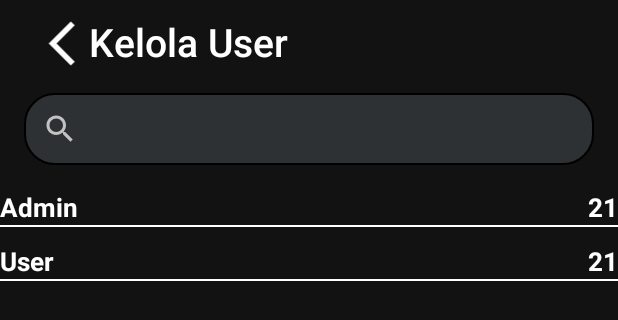
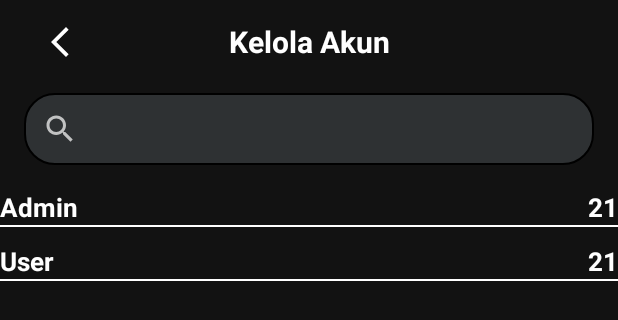
Before and after one commit to Dev-Hisaki/stockwise-app, an Android app: the layout activity_kelola_user.xml on its own in the app's theme, with its tools: preview values and no code run, on a phone screen of 412 x 824 dp. Shown: the top 320 px of the screen. Run offline under Robolectric (Android 15) with nearby library versions, the phone set to English and light mode, and no system bars.

Commit message:
changes: ui

```diff
--- a/app/src/main/java/com/hisaki/stockwiseapp/TambahProduk.kt
+++ b/app/src/main/java/com/hisaki/stockwiseapp/TambahProduk.kt
@@ -32,7 +32,7 @@ class TambahProduk : AppCompatActivity() {
         storage = FirebaseStorage.getInstance()
 
         // Enable Edge-to-Edge
-        enableEdgeToEdge()
+        //enableEdgeToEdge()
 
         // Set padding for system bars
         ViewCompat.setOnApplyWindowInsetsListener(binding.root) { v, insets ->
--- a/app/src/main/res/layout/activity_kelola_user.xml
+++ b/app/src/main/res/layout/activity_kelola_user.xml
@@ -5,55 +5,41 @@
     android:layout_width="match_parent"
     android:layout_height="match_parent"
     tools:context=".KelolaUserActivity">
-
     <androidx.appcompat.widget.Toolbar
         android:id="@+id/toolbar"
-        android:layout_width="0dp"
+        android:layout_width="match_parent"
         android:layout_height="wrap_content"
-        android:layout_marginLeft="5dp"
-        app:layout_constraintTop_toTopOf="parent"
-        app:layout_constraintStart_toStartOf="parent"
-        app:layout_constraintEnd_toEndOf="parent">
+        android:layout_gravity="top"
+        android:layout_marginBottom="20dp">
 
         <LinearLayout
-            android:layout_width="wrap_content"
-            android:layout_height="wrap_content"
-            android:layout_gravity="left"
-            android:layout_marginLeft="2dp"
+            android:id="@+id/backToProfileImageView"
+            android:layout_width="48dp"
+            android:layout_height="48dp"
+            android:gravity="center"
             android:orientation="horizontal">
 
             <ImageView
-                android:id="@+id/backToProfileImageView"
-                android:layout_width="36dp"
-                android:layout_height="35dp"
-                android:layout_marginLeft="2dp"
-                android:layout_marginTop="2dp"
-                android:layout_weight="1"
-                app:srcCompat="@drawable/ic_back_button" />
+                android:layout_width="wrap_content"
+                android:layout_height="wrap_content"
+                android:src="@drawable/ic_back_button" />
 
         </LinearLayout>
 
-        <LinearLayout
-            android:layout_width="match_parent"
-            android:layout_height="wrap_content"
-            android:layout_weight="1"
-            android:orientation="vertical">
-
-            <TextView
-                android:id="@+id/textView3"
-                android:layout_width="match_parent"
-                android:layout_height="wrap_content"
-                android:fontFamily="sans-serif-light"
-                android:text="Kelola User"
-                android:textColor="#FFFFFFFF"
-                android:textSize="26sp"
-                android:textStyle="bold" />
-
-        </LinearLayout>
+        <TextView
+            android:id="@+id/textView3"
+            android:layout_width="wrap_content"
+            android:layout_height="match_parent"
+            android:text="Kelola Akun"
+            android:layout_gravity="center"
+            android:textColor="@color/white"
+            android:textSize="20sp"
+            android:textStyle="bold" />
 
     </androidx.appcompat.widget.Toolbar>
 
-    <ScrollView
+
+    <androidx.core.widget.NestedScrollView
         android:layout_width="0dp"
         android:layout_height="0dp"
         app:layout_constraintTop_toBottomOf="@id/toolbar"
@@ -161,6 +147,6 @@
             </LinearLayout>
 
         </androidx.constraintlayout.widget.ConstraintLayout>
-    </ScrollView>
+    </androidx.core.widget.NestedScrollView>
 
 </androidx.constraintlayout.widget.ConstraintLayout>
--- a/app/src/main/res/layout/activity_popup_kurangi_stok_barang_admin.xml
+++ b/app/src/main/res/layout/activity_popup_kurangi_stok_barang_admin.xml
@@ -5,6 +5,8 @@
     android:layout_width="match_parent"
     android:layout_height="wrap_content"
     android:layout_margin="8dp"
+    android:padding="10dp"
+    app:cardCornerRadius="15dp"
     android:orientation="vertical"
     tools:context=".Popup_Kurangi_StokBarang_Admin">
     <TextView
--- a/app/src/main/res/layout/activity_popup_tambah_stok_barang_admin.xml
+++ b/app/src/main/res/layout/activity_popup_tambah_stok_barang_admin.xml
@@ -4,6 +4,8 @@
     xmlns:tools="http://schemas.android.com/tools"
     android:layout_width="match_parent"
     android:layout_height="wrap_content"
+    android:padding="10dp"
+    app:cardCornerRadius="15dp"
     android:layout_margin="8dp"
     android:orientation="vertical"
     tools:context=".Popup_Tambah_StokBarang_Admin">
--- a/app/src/main/res/layout/admin_item_layout.xml
+++ b/app/src/main/res/layout/admin_item_layout.xml
@@ -4,8 +4,6 @@
     xmlns:app="http://schemas.android.com/apk/res-auto"
     android:layout_width="match_parent"
     android:layout_height="90dp"
-    android:layout_marginLeft="15dp"
-    android:layout_marginRight="15dp"
     android:orientation="vertical">
 
     <androidx.cardview.widget.CardView
--- a/app/src/main/res/layout/fragment_admin_stock.xml
+++ b/app/src/main/res/layout/fragment_admin_stock.xml
@@ -5,6 +5,7 @@
     android:layout_height="match_parent"
     xmlns:app="http://schemas.android.com/apk/res-auto"
     android:id="@+id/consrv"
+    android:paddingBottom="40dp"
     tools:context=".AdminStockFragment">
 
     <com.google.android.material.card.MaterialCardView
--- a/app/src/main/res/layout/stok_keluar_item_layout.xml
+++ b/app/src/main/res/layout/stok_keluar_item_layout.xml
@@ -64,7 +64,6 @@
                 android:layout_height="wrap_content"
                 android:gravity="end"
                 android:paddingStart="30dp"
-                android:paddingRight="10dp"
                 android:text="1"
                 android:textColor="@color/white"
                 android:textSize="16sp"
@@ -75,7 +74,6 @@
                 android:layout_width="match_parent"
                 android:layout_height="wrap_content"
                 android:gravity="end"
-                android:paddingRight="10dp"
                 android:text="Rp.5.000.000"
                 android:textColor="@color/white"
                 android:textSize="16dp"
--- a/app/src/main/res/layout/stok_masuk_item_layout.xml
+++ b/app/src/main/res/layout/stok_masuk_item_layout.xml
@@ -64,7 +64,6 @@
                 android:layout_height="wrap_content"
                 android:gravity="end"
                 android:paddingStart="30dp"
-                android:paddingRight="10dp"
                 android:text="1"
                 android:textColor="@color/white"
                 android:textSize="16sp"
@@ -75,7 +74,6 @@
                 android:layout_width="match_parent"
                 android:layout_height="wrap_content"
                 android:gravity="end"
-                android:paddingRight="10dp"
                 android:text="Rp.5.000.000"
                 android:textColor="@color/white"
                 android:textSize="16dp"
--- a/app/src/main/res/layout/user_item_layout.xml
+++ b/app/src/main/res/layout/user_item_layout.xml
@@ -4,8 +4,6 @@
     xmlns:app="http://schemas.android.com/apk/res-auto"
     android:layout_width="match_parent"
     android:layout_height="90dp"
-    android:layout_marginLeft="15dp"
-    android:layout_marginRight="15dp"
     android:orientation="vertical">
 
     <androidx.cardview.widget.CardView
```
Also changed, not shown: app/src/main/res/layout/activity_admin_stok_barang.xml (+8 -3 lines), app/src/main/res/layout/activity_pencarian.xml (+25 -15 lines), app/src/main/res/layout/activity_tambah_produk.xml (+30 -11 lines), app/src/main/res/layout/fragment_admin_home.xml (+7 -7 lines), app/src/main/res/layout/popup_detail_kelola_akun_user.xml (+0 -8 lines).
